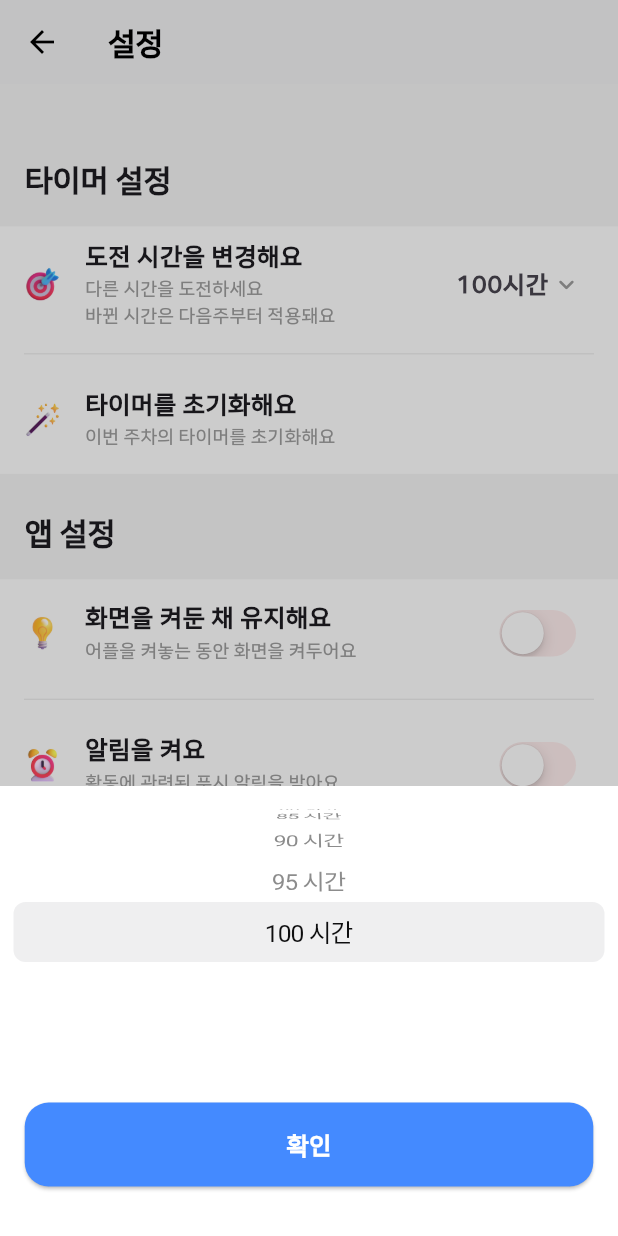
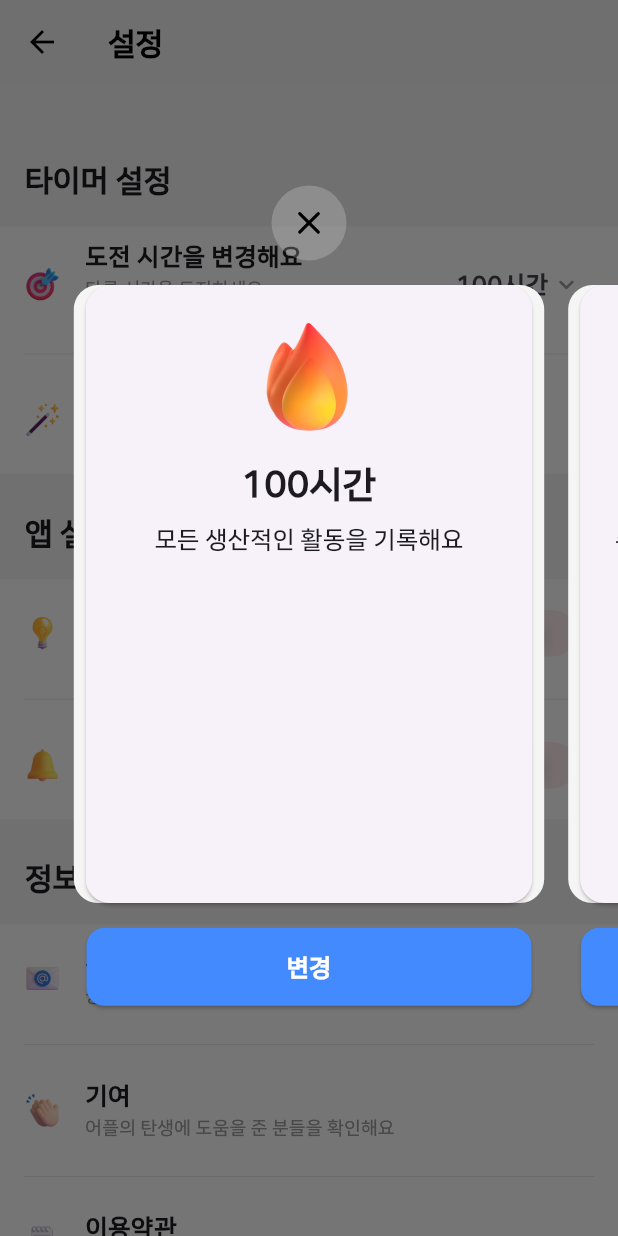
Before and after one commit to qqwert1122/100-timer, a Flutter app: the SettingPage screen opened directly, after a tap on "100시간", on a phone screen of 412 x 824 dp. Run offline on Flutter 3.47's test engine with Material 3 defaults, Android fonts, the phone set to English and light mode, and no system bars; drawn by our look-alikes of showcaseview; our stand-ins replace awesome_notifications, carousel_slider, device_info_plus, fl_chart, flutter_heatmap_calendar, flutter_slidable and 12 more; accounts and stored records are empty; network calls fail.

Commit message:
card 뼈대 생성

```diff
--- a/lib/screens/alarm_page.dart
+++ b/lib/screens/alarm_page.dart
@@ -13,7 +13,7 @@ class _AlarmPageState extends State<AlarmPage> {
     return Scaffold(
       appBar: AppBar(
         title: const Text(
-          '알림',
+          '알림 설정',
           style: TextStyle(fontWeight: FontWeight.w400, fontSize: 18),
         ),
       ),
--- a/lib/screens/setting_page.dart
+++ b/lib/screens/setting_page.dart
@@ -15,6 +15,7 @@ import 'package:project1/utils/responsive_size.dart';
 import 'package:project1/utils/stats_provider.dart';
 import 'package:project1/utils/timer_provider.dart';
 import 'package:project1/widgets/footer.dart';
+import 'package:project1/widgets/total_seconds_cards.dart';
 import 'package:provider/provider.dart';
 import 'package:url_launcher/url_launcher.dart';
 import 'package:wakelock_plus/wakelock_plus.dart';
@@ -135,7 +136,14 @@ class _SettingPageState extends State<SettingPage> {
         'description': '다른 시간을 도전하세요\n바뀐 시간은 다음주부터 적용돼요',
         'onTap': () {},
         'trailing': GestureDetector(
-          onTap: () => _showPicker(context),
+          // onTap: () => _showPicker(context),
+          onTap: () {
+            showDialog(
+                context: context,
+                builder: (BuildContext context) {
+                  return const TotalSecondsCards();
+                });
+          },
           child: Row(
             mainAxisSize: MainAxisSize.min,
             children: [
@@ -258,12 +266,12 @@ class _SettingPageState extends State<SettingPage> {
           value: keepScreenOn,
           onChanged: (bool value) => _saveWakelockState(value),
           activeTrackColor: Colors.redAccent,
-          inactiveTrackColor: Colors.redAccent.withValues(alpha:  0.1),
+          inactiveTrackColor: Colors.redAccent.withValues(alpha: 0.1),
         ),
       },
       {
         'title': '알림을 켜요',
-        'icon': 'alarm',
+        'icon': 'bell',
         'description': '활동에 관련된 푸시 알림을 받아요',
         'onTap': () {},
         'trailing': CupertinoSwitch(
--- /dev/null
+++ b/lib/widgets/total_seconds_cards.dart
@@ -0,0 +1,166 @@
+import 'package:flutter/material.dart';
+import 'package:lucide_icons/lucide_icons.dart';
+import 'package:project1/theme/app_color.dart';
+import 'package:project1/theme/app_text_style.dart';
+import 'package:project1/utils/icon_utils.dart';
+import 'package:project1/utils/responsive_size.dart';
+
+class TotalSecondsCards extends StatelessWidget {
+  const TotalSecondsCards({super.key});
+
+  List<TotalSecondsCardData> get _cards => const [
+        TotalSecondsCardData(
+          emoji: 'fire',
+          title: '100시간',
+          subtitle: '모든 생산적인 활동을 기록해요',
+        ),
+        TotalSecondsCardData(
+          emoji: 'high_voltage',
+          title: '80시간',
+          subtitle: '주중 집중! 평일 5일간 하루 16시간 몰입을 목표로 해요',
+        ),
+        TotalSecondsCardData(
+          emoji: 'sparkles',
+          title: '60시간',
+          subtitle: '하루 8시간, 일주일 동안 꾸준히 실천해요',
+        ),
+        TotalSecondsCardData(
+          emoji: 'star',
+          title: '40시간',
+          subtitle: '하루 5~6시간씩, 일과 후 자기계발에 집중해요',
+        ),
+        TotalSecondsCardData(
+          emoji: 'clapping',
+          title: '20시간',
+          subtitle: '하루 2~3시간씩, 작은 루틴부터 시작해요',
+        ),
+      ];
+
+  @override
+  Widget build(BuildContext context) {
+    return GestureDetector(
+      onTap: () => Navigator.pop(context),
+      child: Center(
+        // 중앙 정렬 (또는 Positioned로 위치 조절 가능)
+        child: PageView.builder(
+          itemCount: _cards.length,
+          controller: PageController(viewportFraction: 0.8),
+          itemBuilder: (context, index) {
+            return Column(
+              children: [
+                SizedBox(height: context.hp(15)),
+                GestureDetector(
+                  onTap: () => Navigator.pop(context),
+                  child: Container(
+                    height: 50,
+                    width: 50,
+                    margin: const EdgeInsets.symmetric(horizontal: 8),
+                    decoration: BoxDecoration(
+                      color: AppColors.background(context).withValues(
+                        alpha: 0.2,
+                      ),
+                      borderRadius: BorderRadius.circular(50),
+                    ),
+                    child: Icon(
+                      LucideIcons.x,
+                      size: context.xl,
+                      color: AppColors.textPrimary(context),
+                    ),
+                  ),
+                ),
+                SizedBox(height: context.hp(2)),
+                GestureDetector(
+                  onTap: () {},
+                  child: Container(
+                    height: context.hp(50),
+                    width: double.infinity,
+                    margin: const EdgeInsets.symmetric(horizontal: 8),
+                    decoration: BoxDecoration(
+                      color: AppColors.backgroundSecondary(context),
+                      borderRadius: BorderRadius.circular(16),
+                    ),
+                    child: _TotalSecondsCard(card: _cards[index]),
+                  ),
+                ),
+                SizedBox(height: context.hp(2)),
+                Container(
+                  margin: context.paddingHorizSM,
+                  width: double.infinity,
+                  child: ElevatedButton.icon(
+                    onPressed: () {},
+                    style: ElevatedButton.styleFrom(
+                      backgroundColor: Colors.blueAccent,
+                      padding: const EdgeInsets.symmetric(vertical: 14),
+                      shape: RoundedRectangleBorder(
+                        borderRadius: BorderRadius.circular(12),
+                      ),
+                    ),
+                    label: Text(
+                      '변경',
+                      style: AppTextStyles.getBody(context).copyWith(
+                        color: Colors.white,
+                        fontWeight: FontWeight.w900,
+                      ),
+                    ),
+                  ),
+                ),
+              ],
+            );
+          },
+        ),
+      ),
+    );
+  }
+}
+
+class _TotalSecondsCard extends StatelessWidget {
+  final TotalSecondsCardData card;
+  const _TotalSecondsCard({required this.card});
+
+  @override
+  Widget build(BuildContext context) {
+    return Card(
+      margin: const EdgeInsets.symmetric(horizontal: 8),
+      shape: RoundedRectangleBorder(borderRadius: BorderRadius.circular(16)),
+      child: Padding(
+        padding: const EdgeInsets.all(20),
+        child: Column(
+          children: [
+            /* 이모지 */
+            Image.asset(
+              getIconImage(card.emoji),
+              width: context.wp(20),
+              height: context.wp(20),
+              fit: BoxFit.contain,
+            ),
+            const SizedBox(height: 12),
+            /* 제목 */
+            Text(
+              card.title,
+              style: AppTextStyles.getHeadline(context)
+                  .copyWith(fontWeight: FontWeight.bold),
+            ),
+            const SizedBox(height: 8),
+            /* 내용 */
+            Text(
+              card.subtitle,
+              textAlign: TextAlign.center,
+              style: AppTextStyles.getBody(context),
+            ),
+          ],
+        ),
+      ),
+    );
+  }
+}
+
+class TotalSecondsCardData {
+  final String emoji;
+  final String title;
+  final String subtitle;
+  const TotalSecondsCardData({
+    required this.emoji,
+    required this.title,
+    required this.subtitle,
+  });
+}
```
Also changed, not shown: 4 other files.
